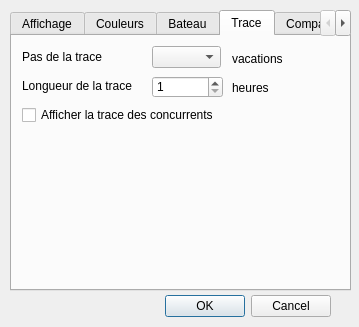
First picture: the form in src/Ui/paramVLM.ui, repository nohal/qtVlm, before the edit.
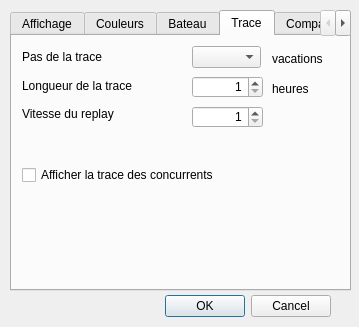
Second picture: the form after the edit. The open tabs and pages were chosen to show the change. Icons and pictures are not drawn.

Commit message: Add a param for replay speed Version 3.0.3

The edit to the form file:
```diff
--- a/src/Ui/paramVLM.ui
+++ b/src/Ui/paramVLM.ui
@@ -615,7 +615,7 @@
       <rect>
        <x>10</x>
        <y>10</y>
-       <width>91</width>
+       <width>131</width>
        <height>21</height>
       </rect>
      </property>
@@ -628,7 +628,7 @@
       <rect>
        <x>10</x>
        <y>42</y>
-       <width>121</width>
+       <width>141</width>
        <height>16</height>
       </rect>
      </property>
@@ -640,8 +640,8 @@
      <property name="geometry">
       <rect>
        <x>10</x>
-       <y>70</y>
-       <width>221</width>
+       <y>130</y>
+       <width>251</width>
        <height>18</height>
       </rect>
      </property>
@@ -658,7 +658,7 @@
     <widget class="QComboBox" name="trace_step">
      <property name="geometry">
       <rect>
-       <x>140</x>
+       <x>180</x>
        <y>10</y>
        <width>69</width>
        <height>22</height>
@@ -668,12 +668,15 @@
     <widget class="QSpinBox" name="trace_length">
      <property name="geometry">
       <rect>
-       <x>140</x>
+       <x>180</x>
        <y>40</y>
        <width>71</width>
        <height>22</height>
       </rect>
      </property>
+     <property name="alignment">
+      <set>Qt::AlignRight|Qt::AlignTrailing|Qt::AlignVCenter</set>
+     </property>
      <property name="minimum">
       <number>1</number>
      </property>
@@ -684,9 +687,9 @@
     <widget class="QLabel" name="label_11">
      <property name="geometry">
       <rect>
-       <x>220</x>
+       <x>260</x>
        <y>15</y>
-       <width>61</width>
+       <width>71</width>
        <height>16</height>
       </rect>
      </property>
@@ -697,16 +700,48 @@
     <widget class="QLabel" name="label_12">
      <property name="geometry">
       <rect>
-       <x>220</x>
+       <x>260</x>
        <y>45</y>
-       <width>46</width>
-       <height>14</height>
+       <width>71</width>
+       <height>16</height>
       </rect>
      </property>
      <property name="text">
       <string>heures</string>
      </property>
     </widget>
+    <widget class="QLabel" name="label_20">
+     <property name="geometry">
+      <rect>
+       <x>10</x>
+       <y>70</y>
+       <width>151</width>
+       <height>16</height>
+      </rect>
+     </property>
+     <property name="text">
+      <string>Vitesse du replay</string>
+     </property>
+    </widget>
+    <widget class="QSpinBox" name="speedReplay">
+     <property name="geometry">
+      <rect>
+       <x>180</x>
+       <y>70</y>
+       <width>71</width>
+       <height>22</height>
+      </rect>
+     </property>
+     <property name="alignment">
+      <set>Qt::AlignRight|Qt::AlignTrailing|Qt::AlignVCenter</set>
+     </property>
+     <property name="minimum">
+      <number>1</number>
+     </property>
+     <property name="maximum">
+      <number>1000</number>
+     </property>
+    </widget>
    </widget>
    <widget class="QWidget" name="tab_5">
     <attribute name="title">
```
Left out of the diff: 49 changed lines with no effect on the pictures. The commit also changes 3 other files.
